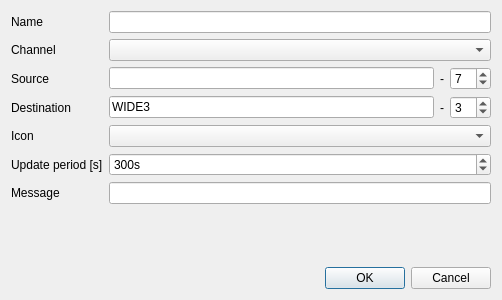
Above: src/aprssystemdialog.ui from hmatuschek/qdmr before the change. Below: the same form after it.
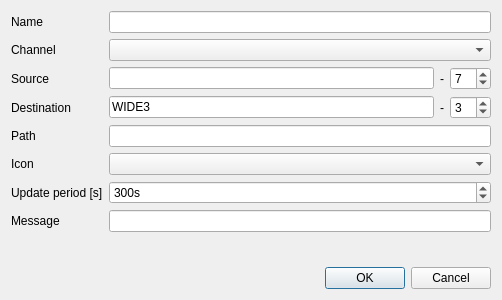
That is the form after the change.

Diff of the .ui file:
```diff
--- a/src/aprssystemdialog.ui
+++ b/src/aprssystemdialog.ui
@@ -112,24 +112,24 @@
        </item>
       </layout>
      </item>
-     <item row="4" column="0">
+     <item row="5" column="0">
       <widget class="QLabel" name="iconLabel">
        <property name="text">
         <string>Icon</string>
        </property>
       </widget>
      </item>
-     <item row="4" column="1">
+     <item row="5" column="1">
       <widget class="QComboBox" name="icon"/>
      </item>
-     <item row="5" column="0">
+     <item row="6" column="0">
       <widget class="QLabel" name="updatePeriodSLabel">
        <property name="text">
         <string>Update period [s]</string>
        </property>
       </widget>
      </item>
-     <item row="5" column="1">
+     <item row="6" column="1">
       <widget class="QSpinBox" name="updatePeriod">
        <property name="suffix">
         <string>s</string>
@@ -145,16 +145,26 @@
        </property>
       </widget>
      </item>
-     <item row="6" column="0">
+     <item row="7" column="0">
       <widget class="QLabel" name="messageLabel">
        <property name="text">
         <string>Message</string>
        </property>
       </widget>
      </item>
-     <item row="6" column="1">
+     <item row="7" column="1">
       <widget class="QLineEdit" name="message"/>
      </item>
+     <item row="4" column="0">
+      <widget class="QLabel" name="pathLabel">
+       <property name="text">
+        <string>Path</string>
+       </property>
+      </widget>
+     </item>
+     <item row="4" column="1">
+      <widget class="QLineEdit" name="path"/>
+     </item>
     </layout>
    </item>
    <item>
```
